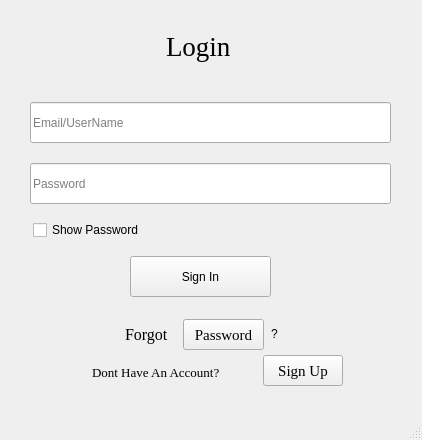
This is Login_Page/mainwindow.ui in PMahdiDehghaniP/MA_AP_Project as Qt 5 draws it before an edit. The edited form follows.
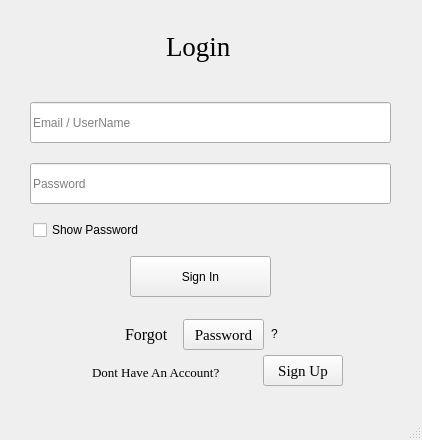
This is the edited form.

Commit message: some Cursors And Styles Changed In forms

Diff of the .ui file:
```diff
--- a/Login_Page/mainwindow.ui
+++ b/Login_Page/mainwindow.ui
@@ -43,7 +43,7 @@
      </rect>
     </property>
     <property name="placeholderText">
-     <string>Email/UserName</string>
+     <string>Email / UserName</string>
     </property>
    </widget>
    <widget class="QLineEdit" name="password_login">
```
The commit also changes 2 other files.
